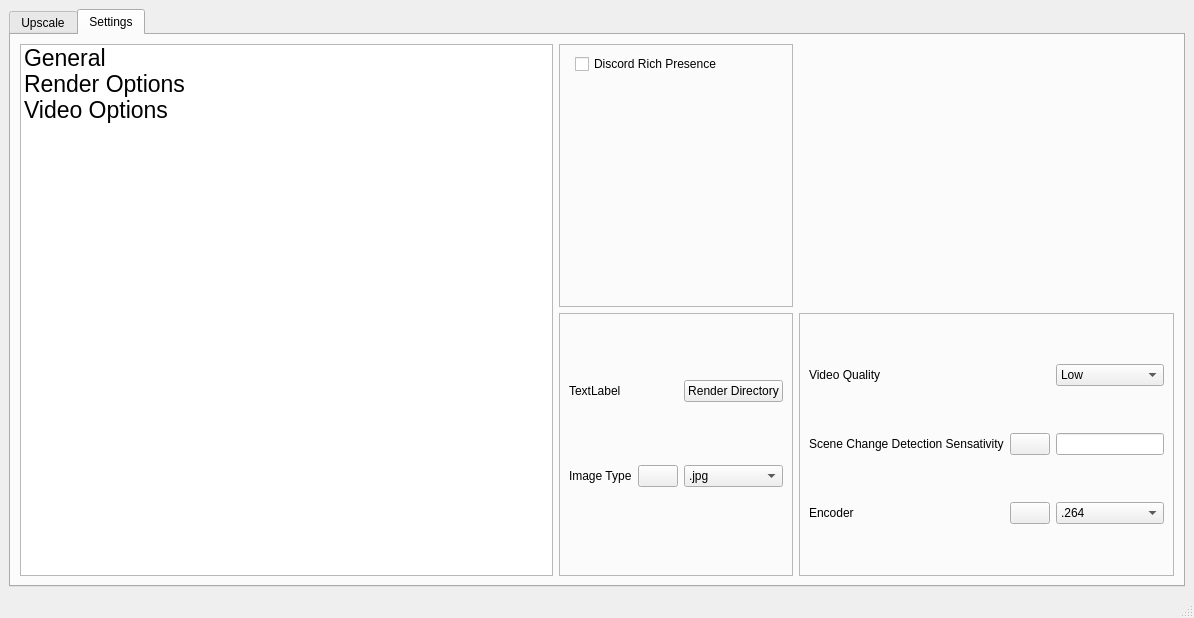
Old version of the form mainwindow.ui in the repository TNTwise/REAL-Video-Enhancer.
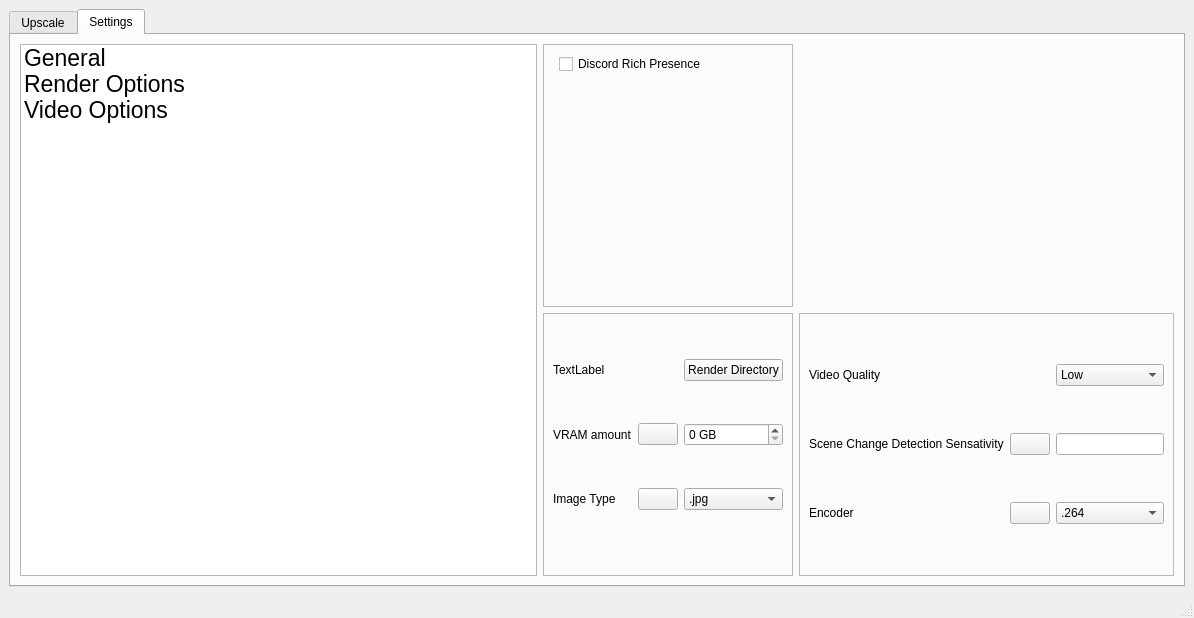
New version of the form. The open tabs and pages were chosen to show the change. Icons and pictures are not drawn.

Commit message: add vram settings

The edit to the form file:
```diff
--- a/mainwindow.ui
+++ b/mainwindow.ui
@@ -458,14 +458,7 @@
                <enum>QFrame::Raised</enum>
               </property>
               <layout class="QGridLayout" name="gridLayout_5">
-               <item row="2" column="3">
-                <widget class="QLabel" name="label_4">
-                 <property name="text">
-                  <string>Image Type</string>
-                 </property>
-                </widget>
-               </item>
-               <item row="2" column="5">
+               <item row="3" column="5">
                 <widget class="QComboBox" name="imageComboBox">
                  <item>
                   <property name="text">
@@ -484,20 +477,33 @@
                  </item>
                 </widget>
                </item>
-               <item row="1" column="5">
-                <widget class="QPushButton" name="RenderDirButton">
-                 <property name="text">
-                  <string>Render Directory</string>
-                 </property>
-                </widget>
-               </item>
-               <item row="2" column="4">
+               <item row="3" column="4">
                 <widget class="QPushButton" name="imageHelpButton">
                  <property name="text">
                   <string/>
                  </property>
                 </widget>
                </item>
+               <item row="4" column="5">
+                <spacer name="horizontalSpacer">
+                 <property name="orientation">
+                  <enum>Qt::Horizontal</enum>
+                 </property>
+                 <property name="sizeHint" stdset="0">
+                  <size>
+                   <width>40</width>
+                   <height>20</height>
+                  </size>
+                 </property>
+                </spacer>
+               </item>
+               <item row="3" column="3">
+                <widget class="QLabel" name="label_4">
+                 <property name="text">
+                  <string>Image Type</string>
+                 </property>
+                </widget>
+               </item>
                <item row="1" column="3">
                 <widget class="QLabel" name="RenderPathLabel">
                  <property name="text">
@@ -505,18 +511,37 @@
                  </property>
                 </widget>
                </item>
-               <item row="3" column="5">
-                <spacer name="horizontalSpacer">
-                 <property name="orientation">
-                  <enum>Qt::Horizontal</enum>
+               <item row="1" column="5">
+                <widget class="QPushButton" name="RenderDirButton">
+                 <property name="text">
+                  <string>Render Directory</string>
                  </property>
-                 <property name="sizeHint" stdset="0">
-                  <size>
-                   <width>40</width>
-                   <height>20</height>
-                  </size>
+                </widget>
+               </item>
+               <item row="2" column="5">
+                <widget class="QSpinBox" name="vramAmountSpinbox">
+                 <property name="suffix">
+                  <string> GB</string>
                  </property>
-                </spacer>
+                </widget>
+               </item>
+               <item row="2" column="4">
+                <widget class="QPushButton" name="vramAmountHelpButton">
+                 <property name="text">
+                  <string/>
+                 </property>
+                 <property name="icon">
+                  <iconset>
+                   <normaloff>icons/Rife-ESRGAN-Video-Settings - Help.png</normaloff>icons/Rife-ESRGAN-Video-Settings - Help.png</iconset>
+                 </property>
+                </widget>
+               </item>
+               <item row="2" column="3">
+                <widget class="QLabel" name="label_5">
+                 <property name="text">
+                  <string>VRAM amount</string>
+                 </property>
+                </widget>
                </item>
               </layout>
              </widget>
@@ -537,6 +562,19 @@
                  </property>
                 </widget>
                </item>
+               <item row="1" column="1">
+                <spacer name="horizontalSpacer_2">
+                 <property name="orientation">
+                  <enum>Qt::Horizontal</enum>
+                 </property>
+                 <property name="sizeHint" stdset="0">
+                  <size>
+                   <width>40</width>
+                   <height>20</height>
+                  </size>
+                 </property>
+                </spacer>
+               </item>
               </layout>
              </widget>
             </item>
```
The commit also changes 10 other files.
